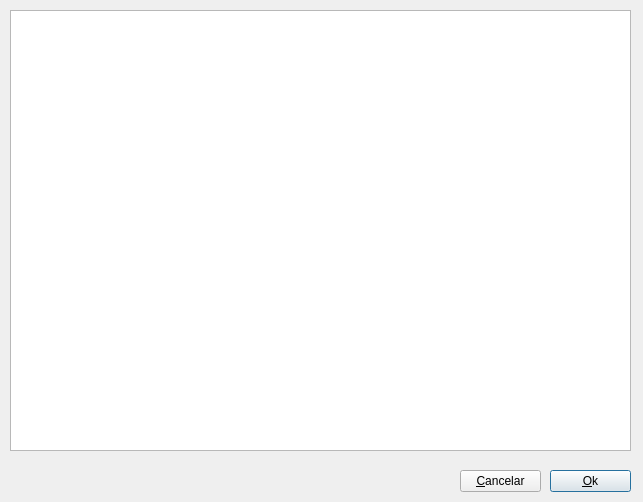
First picture: the form in Projects/Blink/libs/common/showbankreturn.ui, repository MarcoBueno1/qrad, before the edit.
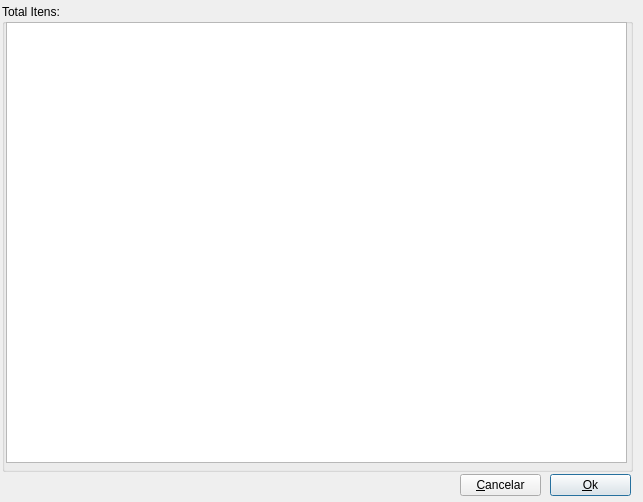
Second picture: the form after the edit.

The edit to the form file:
```diff
--- a/Projects/Blink/libs/common/showbankreturn.ui
+++ b/Projects/Blink/libs/common/showbankreturn.ui
@@ -13,24 +13,11 @@
   <property name="windowTitle">
    <string>Dialog</string>
   </property>
-  <widget class="QTableView" name="tableView">
-   <property name="geometry">
-    <rect>
-     <x>10</x>
-     <y>10</y>
-     <width>621</width>
-     <height>441</height>
-    </rect>
-   </property>
-   <attribute name="verticalHeaderVisible">
-    <bool>false</bool>
-   </attribute>
-  </widget>
   <widget class="QPushButton" name="pushButtonOk">
    <property name="geometry">
     <rect>
      <x>550</x>
-     <y>470</y>
+     <y>474</y>
      <width>81</width>
      <height>22</height>
     </rect>
@@ -46,7 +33,7 @@
    <property name="geometry">
     <rect>
      <x>460</x>
-     <y>470</y>
+     <y>474</y>
      <width>81</width>
      <height>22</height>
     </rect>
@@ -55,6 +42,32 @@
     <string>&amp;Cancelar</string>
    </property>
   </widget>
+  <widget class="QGroupBox" name="groupBox">
+   <property name="geometry">
+    <rect>
+     <x>2</x>
+     <y>4</y>
+     <width>631</width>
+     <height>468</height>
+    </rect>
+   </property>
+   <property name="title">
+    <string>Total Itens: </string>
+   </property>
+   <widget class="QTableView" name="tableView">
+    <property name="geometry">
+     <rect>
+      <x>4</x>
+      <y>18</y>
+      <width>621</width>
+      <height>441</height>
+     </rect>
+    </property>
+    <attribute name="verticalHeaderVisible">
+     <bool>false</bool>
+    </attribute>
+   </widget>
+  </widget>
  </widget>
  <resources/>
  <connections/>
```
